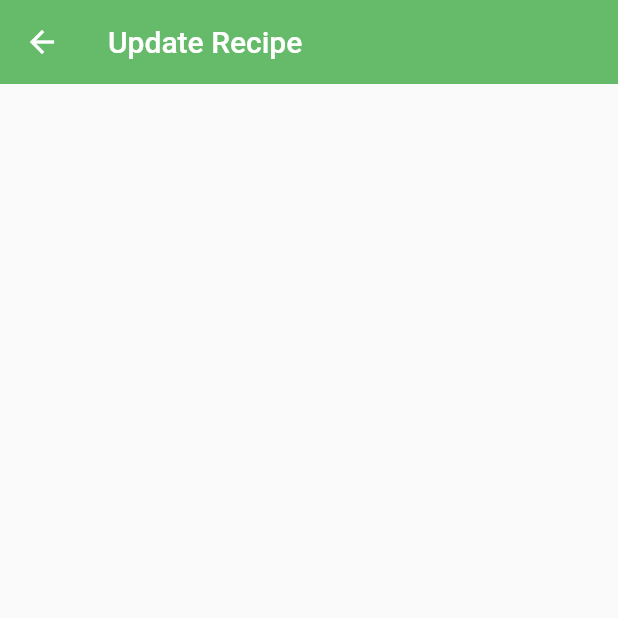
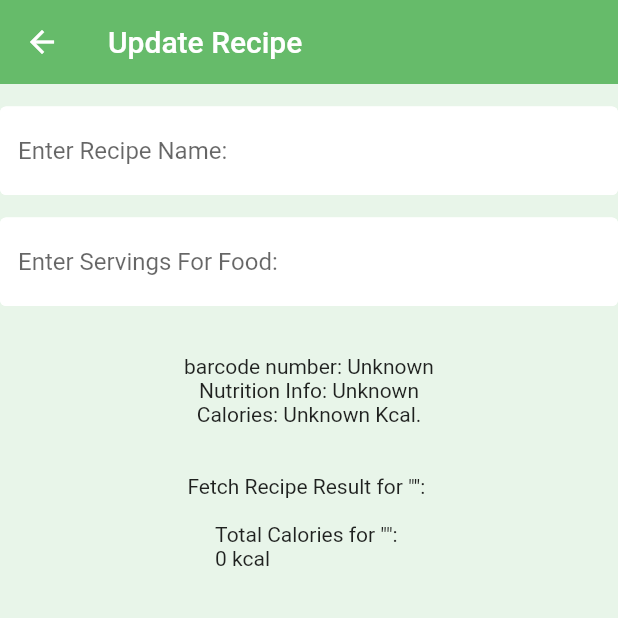
Before and after one commit to changju784/EC463_Mini_Project, a Flutter app: the Update_Recipe screen opened directly, on a phone screen of 412 x 824 dp, the top half of it. Run offline on Flutter 3.47's test engine with Material 2 defaults, Android fonts, the light colour scheme and no system bars; our stand-ins replace cloud_firestore, firebase_auth, firebase_core, firebase_storage, flutter_spinkit; missing offline and left inert: dart:ffi, flutter_barcode_scanner; accounts and stored records are empty.

Commit message:
frontend revised

```diff
--- a/lib/screens/home/update_recipe.dart
+++ b/lib/screens/home/update_recipe.dart
@@ -1,4 +1,5 @@
 import 'package:flutter/material.dart';
+import 'package:untitled/shared/constants.dart';
 
 class Update_Recipe extends StatefulWidget {
   const Update_Recipe({Key? key}) : super(key: key);
@@ -8,15 +9,70 @@ class Update_Recipe extends StatefulWidget {
 }
 
 class _Update_RecipeState extends State<Update_Recipe> {
+  String fdcID = 'Unknown';
+  String nutInfo = 'Unknown';
+  String calories = 'Unknown';
+  String barcodeScan = 'Unknown';
+  String recipeName = '';
+  String servingsNum = 'Unknown';
+  var fName = null;
+  var cName = null;
+  var sName = null;
+  String fin_al = '';
+
+  var totalCal = 0;
+
+  final textInput = TextEditingController();
+  final servings = TextEditingController();
   @override
   Widget build(BuildContext context) {
     return Scaffold(
+      backgroundColor: Colors.green[50],
       appBar: AppBar(
         title: Text('Update Recipe'),
         backgroundColor: Colors.green[400],
         elevation: 0.0,
 
-      )
-    );
+      ),
+      body: Center(
+    child: Column(
+    mainAxisAlignment: MainAxisAlignment.start,
+      children: <Widget>[
+        SizedBox(height: 15.0),
+        TextFormField(
+            obscureText: true,
+            decoration: textInputDecoration.copyWith(hintText: 'Enter Recipe Name: '),
+            controller: textInput,
+        ),
+        SizedBox(height: 15.0),
+
+        TextFormField(
+          obscureText: true,
+          decoration: textInputDecoration.copyWith(hintText: 'Enter Servings For Food: '),
+          controller: servings,
+        ),
+
+
+
+        Text(
+            '\n\nbarcode number: $barcodeScan'),
+        Text(
+          'Nutrition Info: $nutInfo',),
+        // Text(
+        //   'Servings: $servingsNum',
+        //   style: Theme.of(context).textTheme.headline4,
+        // ),
+        Text(
+            'Calories: $calories Kcal.\n\n'
+        ),
+        Text(
+            'Fetch Recipe Result for "$recipeName": \n$fin_al'
+        ),
+        Text(
+            'Total Calories for "$recipeName": \n$totalCal kcal'
+        )
+      ],
+    ),
+    ));
   }
 }
```
